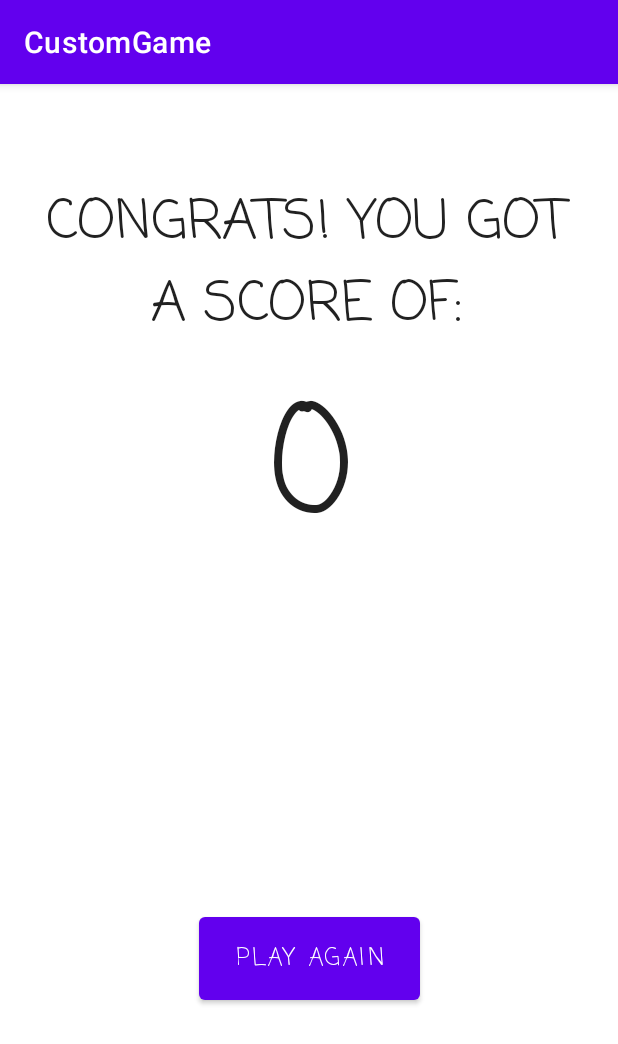
After one commit to abloodg1/CustomGame, an Android app: the EndScreen screen opened directly, with no data from a screen before it, on a phone screen of 412 x 824 dp. The commit adds this screen. Shown: the top 1044 px of the screen. Run offline under Robolectric (Android 15) with nearby library versions, the phone set to English and light mode, and no system bars; 1 statement that could not run was skipped.

Commit message:
Added end screen and fixed issues with Android Studio. Transition to end screen having issues. Will fix

```diff
--- a/app/src/main/AndroidManifest.xml
+++ b/app/src/main/AndroidManifest.xml
@@ -9,7 +9,8 @@
         android:roundIcon="@mipmap/ic_launcher_round"
         android:supportsRtl="true"
         android:theme="@style/Theme.CustomGame">
-        <activity android:name=".Game"></activity>
+        <activity android:name=".EndScreen"></activity>
+        <activity android:name=".Game" />
         <activity android:name=".Instructions" />
         <activity android:name=".MainActivity">
             <intent-filter>
--- /dev/null
+++ b/app/src/main/java/com/example/customgame/EndScreen.java
@@ -0,0 +1,38 @@
+package com.example.customgame;
+
+import androidx.appcompat.app.AppCompatActivity;
+
+import android.content.Intent;
+import android.os.Bundle;
+import android.view.View;
+import android.widget.Button;
+import android.widget.TextView;
+
+public class EndScreen extends AppCompatActivity {
+
+    TextView scoreText;
+    Button again;
+    public int score;
+
+    @Override
+    protected void onCreate(Bundle savedInstanceState) {
+        super.onCreate(savedInstanceState);
+        setContentView(R.layout.activity_end_screen);
+        scoreText = findViewById(R.id.score);
+        scoreText.setText(score);
+        again = findViewById(R.id.button);
+        again.setOnClickListener(new View.OnClickListener() {
+            @Override
+            public void onClick(View view) {
+
+                playAgain();
+            }
+        });
+    }
+
+    public void playAgain(){
+        Intent intent = new Intent(this, MainActivity.class);
+        intent.addFlags(Intent.FLAG_ACTIVITY_CLEAR_TOP);
+        startActivity(intent);
+    }
+}
--- /dev/null
+++ b/app/src/main/res/layout/activity_end_screen.xml
@@ -0,0 +1,53 @@
+<?xml version="1.0" encoding="utf-8"?>
+<androidx.constraintlayout.widget.ConstraintLayout xmlns:android="http://schemas.android.com/apk/res/android"
+    xmlns:app="http://schemas.android.com/apk/res-auto"
+    xmlns:tools="http://schemas.android.com/tools"
+    android:layout_width="match_parent"
+    android:layout_height="match_parent"
+    tools:context=".EndScreen">
+
+    <Button
+        android:id="@+id/button"
+        android:layout_width="147dp"
+        android:layout_height="67dp"
+        android:text="Play Again"
+        android:textSize="16sp"
+        app:layout_constraintBottom_toBottomOf="parent"
+        app:layout_constraintLeft_toLeftOf="parent"
+        app:layout_constraintRight_toRightOf="parent"
+        app:layout_constraintTop_toTopOf="parent"
+        app:layout_constraintVertical_bias="0.784"
+        android:fontFamily="casual"/>
+
+    <TextView
+        android:id="@+id/textView"
+        android:layout_width="382dp"
+        android:layout_height="146dp"
+        android:fontFamily="casual"
+        android:gravity="center"
+        android:text="CONGRATS! YOU GOT A SCORE OF:"
+        android:textAppearance="@style/TextAppearance.AppCompat.Body1"
+        android:textSize="36sp"
+        app:layout_constraintBottom_toBottomOf="parent"
+        app:layout_constraintHorizontal_bias="0.448"
+        app:layout_constraintLeft_toLeftOf="parent"
+        app:layout_constraintRight_toRightOf="parent"
+        app:layout_constraintTop_toTopOf="parent"
+        app:layout_constraintVertical_bias="0.076" />
+
+    <TextView
+        android:id="@+id/score"
+        android:layout_width="382dp"
+        android:layout_height="146dp"
+        android:fontFamily="casual"
+        android:gravity="center"
+        android:text="0"
+        android:textAppearance="@style/TextAppearance.AppCompat.Body1"
+        android:textSize="100sp"
+        app:layout_constraintBottom_toBottomOf="parent"
+        app:layout_constraintHorizontal_bias="0.551"
+        app:layout_constraintLeft_toLeftOf="parent"
+        app:layout_constraintRight_toRightOf="parent"
+        app:layout_constraintTop_toTopOf="parent"
+        app:layout_constraintVertical_bias="0.294" />
+</androidx.constraintlayout.widget.ConstraintLayout>
--- a/app/src/main/res/layout/activity_main.xml
+++ b/app/src/main/res/layout/activity_main.xml
@@ -17,7 +17,8 @@
         app:layout_constraintLeft_toLeftOf="parent"
         app:layout_constraintRight_toRightOf="parent"
         app:layout_constraintTop_toTopOf="parent"
-        app:layout_constraintVertical_bias="0.784" />
+        app:layout_constraintVertical_bias="0.784"
+        android:fontFamily="casual"/>
 
     <ImageView
         android:id="@+id/imageView"
```
Also changed, not shown: app/src/main/java/com/example/customgame/Game.java (+12 -3 lines), app/src/main/res/layout/activity_game.xml (+37 -10 lines), app/src/main/res/layout/activity_instructions.xml (+19 -15 lines).
